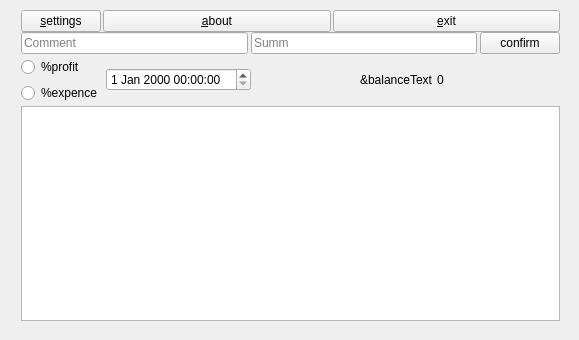
This is widget.ui in SnipeStudio/SnipeStudio_Budjet_manager as Qt 5 draws it before an edit. The edited form follows.
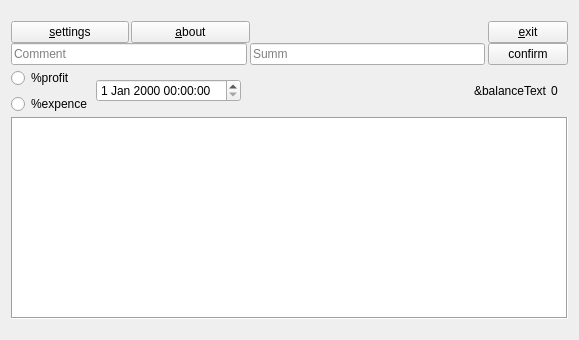
This is the edited form. Icons and pictures are not drawn.

What changed in the file:
```diff
--- a/widget.ui
+++ b/widget.ui
@@ -13,12 +13,6 @@
     <height>340</height>
    </rect>
   </property>
-  <property name="sizePolicy">
-   <sizepolicy hsizetype="Fixed" vsizetype="Fixed">
-    <horstretch>102</horstretch>
-    <verstretch>102</verstretch>
-   </sizepolicy>
-  </property>
   <property name="minimumSize">
    <size>
     <width>579</width>
@@ -27,8 +21,8 @@
   </property>
   <property name="maximumSize">
    <size>
-    <width>579</width>
-    <height>340</height>
+    <width>16777215</width>
+    <height>16777215</height>
    </size>
   </property>
   <property name="sizeIncrement">
@@ -50,15 +44,8 @@
    <iconset resource="res.qrc">
     <normaloff>:/icon/ico.png</normaloff>:/icon/ico.png</iconset>
   </property>
-  <widget class="QWidget" name="verticalLayoutWidget">
-   <property name="geometry">
-    <rect>
-     <x>10</x>
-     <y>0</y>
-     <width>561</width>
-     <height>331</height>
-    </rect>
-   </property>
+  <layout class="QVBoxLayout" name="verticalLayout_5">
+   <item>
    <layout class="QVBoxLayout" name="verticalLayout">
     <property name="spacing">
      <number>0</number>
@@ -80,8 +67,14 @@
       <property name="sizeConstraint">
        <enum>QLayout::SetMinAndMaxSize</enum>
       </property>
-      <item alignment="Qt::AlignVCenter">
+       <item>
        <widget class="QPushButton" name="settings">
+         <property name="sizePolicy">
+          <sizepolicy hsizetype="MinimumExpanding" vsizetype="Fixed">
+           <horstretch>0</horstretch>
+           <verstretch>0</verstretch>
+          </sizepolicy>
+         </property>
         <property name="text">
          <string>&amp;settings</string>
         </property>
@@ -100,10 +93,36 @@
         </property>
        </widget>
       </item>
+       <item>
+        <spacer name="horizontalSpacer_3">
+         <property name="orientation">
+          <enum>Qt::Horizontal</enum>
+         </property>
+         <property name="sizeHint" stdset="0">
+          <size>
+           <width>40</width>
+           <height>20</height>
+          </size>
+         </property>
+        </spacer>
+       </item>
+       <item>
+        <spacer name="horizontalSpacer_2">
+         <property name="orientation">
+          <enum>Qt::Horizontal</enum>
+         </property>
+         <property name="sizeHint" stdset="0">
+          <size>
+           <width>40</width>
+           <height>20</height>
+          </size>
+         </property>
+        </spacer>
+       </item>
       <item>
        <widget class="QPushButton" name="exit">
         <property name="sizePolicy">
-         <sizepolicy hsizetype="Expanding" vsizetype="Fixed">
+          <sizepolicy hsizetype="Fixed" vsizetype="Fixed">
           <horstretch>0</horstretch>
           <verstretch>0</verstretch>
          </sizepolicy>
@@ -218,28 +237,24 @@
           </property>
          </widget>
         </item>
-        <item>
-         <spacer name="horizontalSpacer_2">
-          <property name="orientation">
-           <enum>Qt::Horizontal</enum>
-          </property>
-          <property name="sizeHint" stdset="0">
-           <size>
-            <width>40</width>
-            <height>20</height>
-           </size>
-          </property>
-         </spacer>
-        </item>
        </layout>
       </item>
       <item>
-       <layout class="QVBoxLayout" name="verticalLayout_2">
+        <layout class="QHBoxLayout" name="horizontalLayout_4">
         <property name="spacing">
          <number>3</number>
         </property>
         <item>
          <widget class="QTableView" name="view">
+           <property name="minimumSize">
+            <size>
+             <width>555</width>
+             <height>198</height>
+            </size>
+           </property>
+           <property name="frameShape">
+            <enum>QFrame::Box</enum>
+           </property>
           <property name="horizontalScrollBarPolicy">
            <enum>Qt::ScrollBarAlwaysOff</enum>
           </property>
@@ -250,7 +265,16 @@
            <set>QAbstractItemView::NoEditTriggers</set>
           </property>
           <property name="selectionMode">
-           <enum>QAbstractItemView::NoSelection</enum>
+            <enum>QAbstractItemView::SingleSelection</enum>
+           </property>
+           <property name="selectionBehavior">
+            <enum>QAbstractItemView::SelectRows</enum>
+           </property>
+           <property name="textElideMode">
+            <enum>Qt::ElideLeft</enum>
+           </property>
+           <property name="gridStyle">
+            <enum>Qt::SolidLine</enum>
           </property>
           <property name="sortingEnabled">
            <bool>true</bool>
@@ -262,7 +286,8 @@
      </layout>
     </item>
    </layout>
-  </widget>
+   </item>
+  </layout>
  </widget>
  <layoutdefault spacing="6" margin="11"/>
  <resources>
```
Lines whose indentation alone changed are shown as unchanged.
